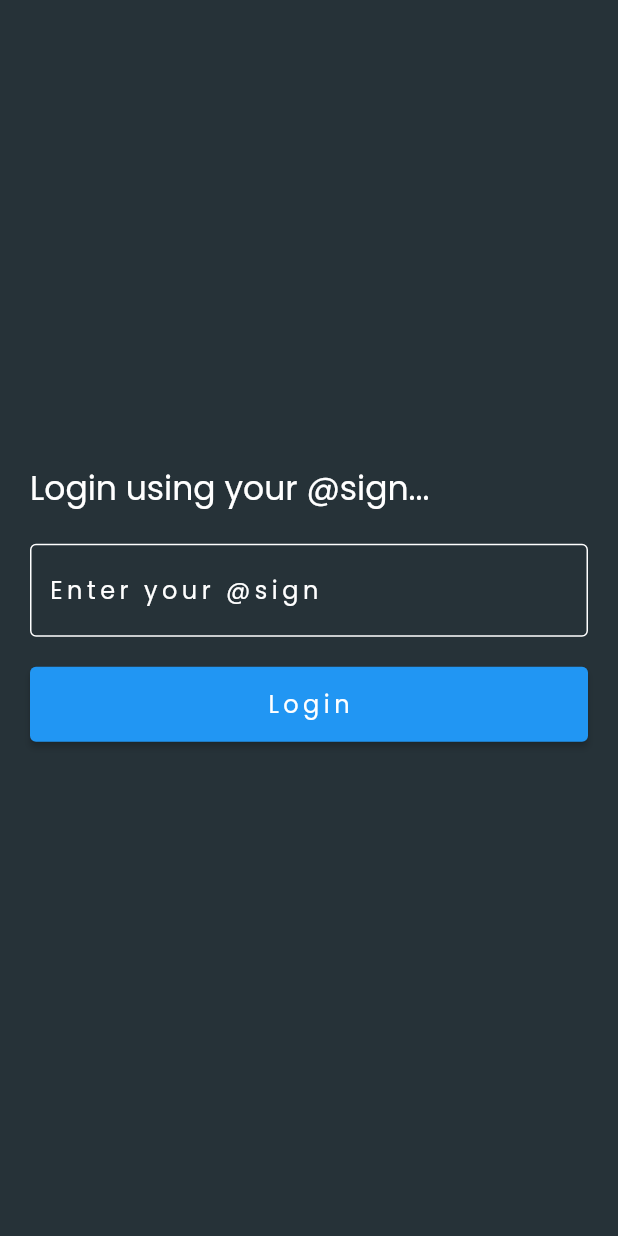
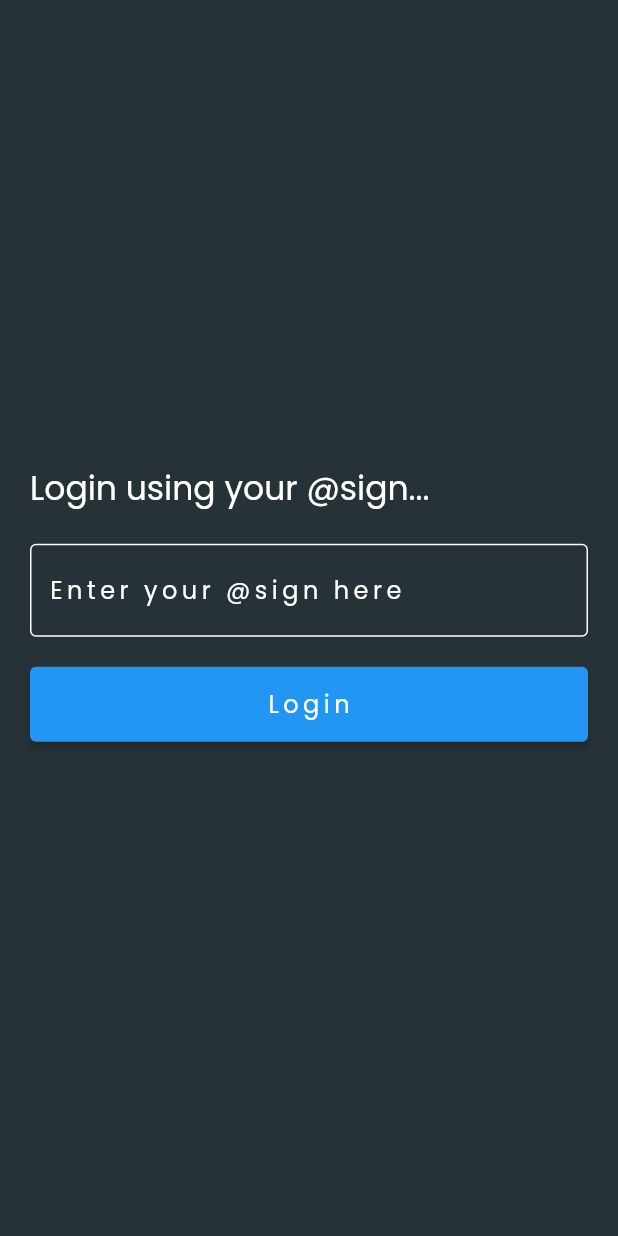
Before and after one commit to Rubinaldod/imali, a Flutter app: the screen it shows after launch, on a phone screen of 412 x 824 dp. Run offline on Flutter 3.47's test engine with Material 2 defaults, Android fonts, the phone set to English and light mode, and no system bars.

Commit message:
there we go

```diff
--- a/lib/main.dart
+++ b/lib/main.dart
@@ -42,7 +42,7 @@ class MyApp extends StatelessWidget {
                     enabledBorder: OutlineInputBorder(
                       borderSide: BorderSide(color: Colors.white, width: 1.0),
                     ),
-                    hintText: 'Enter your @sign',
+                    hintText: 'Enter your @sign here',
                     hintStyle: TextStyle(
                       height: 1.0,
                       color: Colors.white,
```
